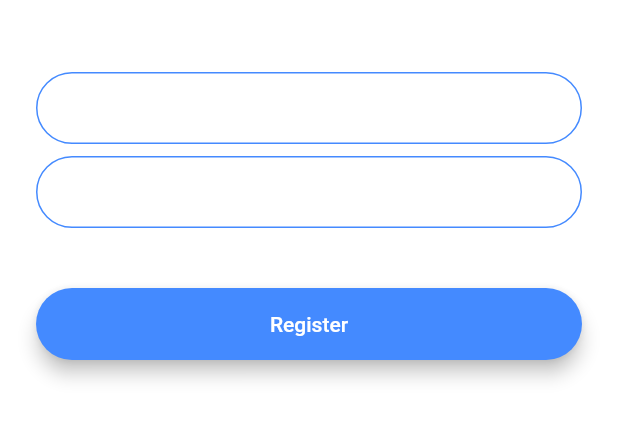
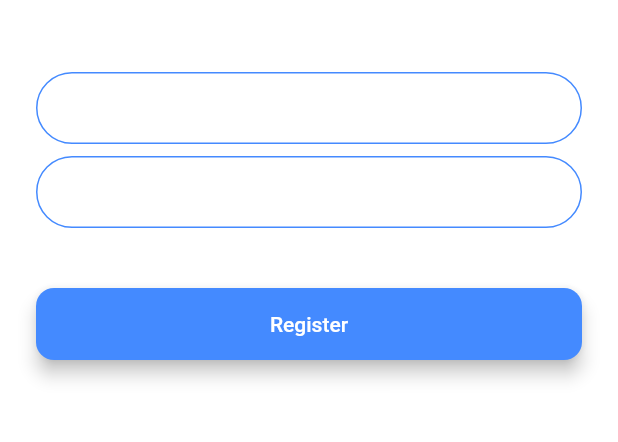
Before and after one commit to reymillenium/flash_chat_flutter_updated, a Flutter app: the RegistrationScreen screen opened by its route, on a phone screen of 412 x 824 dp, the part 576-1018 px from its top. Run offline on Flutter 3.47's test engine with Material 2 defaults, Android fonts, the phone set to English and light mode, and no system bars; our stand-ins replace animated_text_kit.

Commit message:
Refactored a little bit the login and registration screens

```diff
--- a/lib/components/auth_button.dart
+++ b/lib/components/auth_button.dart
@@ -27,8 +27,6 @@ class AuthButton extends StatelessWidget {
     return Padding(
       padding: EdgeInsets.symmetric(vertical: 16.0),
       child: Material(
-        // color: Colors.blueAccent.withOpacity(curvedAnimation.value),
-        // color: colorTweenAnimationRegister.value.withOpacity(animationController.value),
         color: color,
         borderRadius: BorderRadius.circular(12.0),
         elevation: 5.0,
--- a/lib/screens/registration_screen.dart
+++ b/lib/screens/registration_screen.dart
@@ -4,6 +4,7 @@ import 'package:flutter/material.dart';
 // Screens:
 
 // Components:
+import 'package:flash_chat_flutter_updated/components/auth_button.dart';
 
 // Helpers:
 
@@ -84,24 +85,12 @@ class _RegistrationScreenState extends State<RegistrationScreen> {
             SizedBox(
               height: 24.0,
             ),
-            Padding(
-              padding: EdgeInsets.symmetric(vertical: 16.0),
-              child: Material(
-                color: Colors.blueAccent,
-                borderRadius: BorderRadius.all(Radius.circular(30.0)),
-                elevation: 5.0,
-                child: MaterialButton(
-                  onPressed: () {
-                    //Implement registration functionality.
-                  },
-                  minWidth: 200.0,
-                  height: 42.0,
-                  child: Text(
-                    'Register',
-                    style: TextStyle(color: Colors.white),
-                  ),
-                ),
-              ),
+
+            // Registration Screen button
+            AuthButton(
+              color: Colors.blueAccent,
+              routeName: null,
+              label: 'Register',
             ),
           ],
         ),
```
Also changed, not shown: lib/screens/login_screen.dart (+8 -18 lines).
